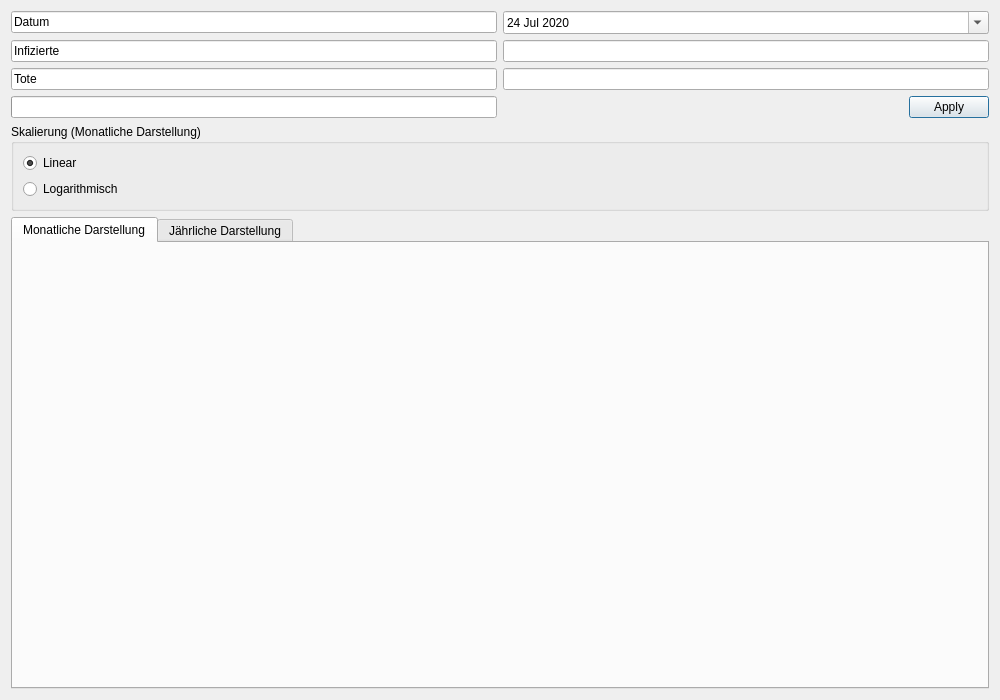
Qt form src/deutschland.ui (JosephBisso/Starlink) before a commit.
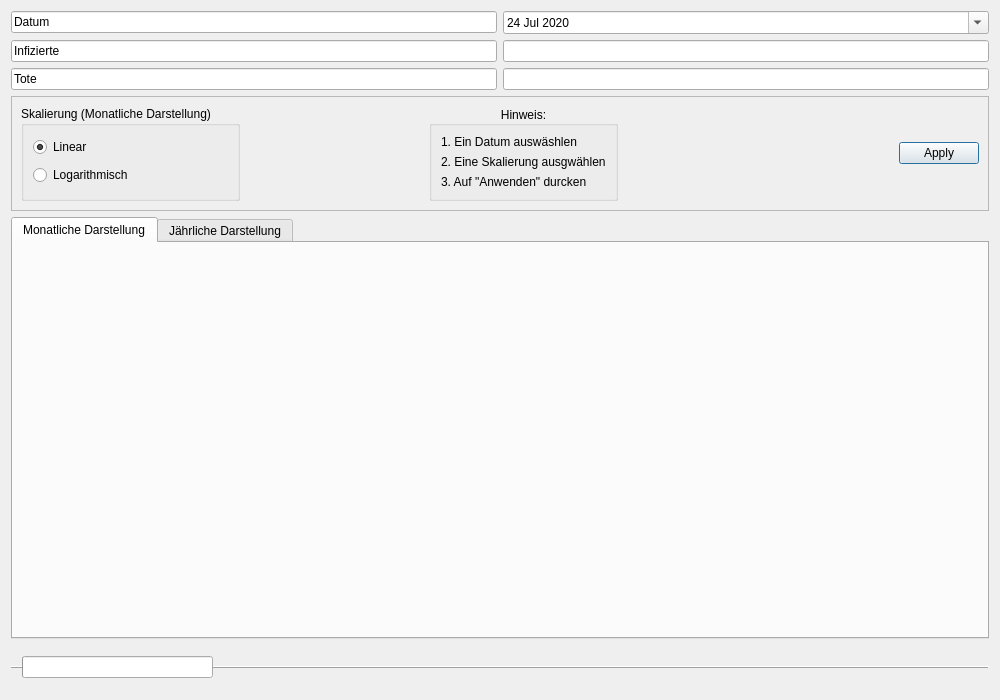
The same form after that commit.

Commit message:
Kleines Bug behoben. Ui bearbeitet
 Bug für Ungültige Daten behoben, bei dem das Programm abstürzte. Deutschland UI bearbeitet.

```diff
--- a/src/deutschland.ui
+++ b/src/deutschland.ui
@@ -13,18 +13,11 @@
   <property name="windowTitle">
    <string>Deutschland</string>
   </property>
-  <layout class="QVBoxLayout" name="verticalLayout_2">
-   <item>
+  <layout class="QGridLayout" name="gridLayout_3">
+   <item row="0" column="0">
     <layout class="QGridLayout" name="gridLayout">
-     <item row="6" column="3">
-      <widget class="QDialogButtonBox" name="buttonBox">
-       <property name="standardButtons">
-        <set>QDialogButtonBox::Apply</set>
-       </property>
-      </widget>
-     </item>
-     <item row="5" column="3">
-      <widget class="QLineEdit" name="lineEdit_6">
+     <item row="4" column="3">
+      <widget class="QLineEdit" name="lineEdit_4">
        <property name="readOnly">
         <bool>true</bool>
        </property>
@@ -40,8 +33,11 @@
        </property>
       </widget>
      </item>
-     <item row="4" column="3">
-      <widget class="QLineEdit" name="lineEdit_4">
+     <item row="5" column="0">
+      <widget class="QLineEdit" name="lineEdit_5">
+       <property name="text">
+        <string>Tote</string>
+       </property>
        <property name="readOnly">
         <bool>true</bool>
        </property>
@@ -57,6 +53,13 @@
        </property>
       </widget>
      </item>
+     <item row="5" column="3">
+      <widget class="QLineEdit" name="lineEdit_6">
+       <property name="readOnly">
+        <bool>true</bool>
+       </property>
+      </widget>
+     </item>
      <item row="2" column="3">
       <widget class="QDateEdit" name="dateEdit">
        <property name="readOnly">
@@ -96,67 +99,9 @@
        </property>
       </widget>
      </item>
-     <item row="5" column="0">
-      <widget class="QLineEdit" name="lineEdit_5">
-       <property name="text">
-        <string>Tote</string>
-       </property>
-       <property name="readOnly">
-        <bool>true</bool>
-       </property>
-      </widget>
-     </item>
-     <item row="6" column="0">
-      <widget class="QProgressBar" name="progressBar">
-       <property name="value">
-        <number>0</number>
-       </property>
-       <property name="textVisible">
-        <bool>false</bool>
-       </property>
-       <property name="orientation">
-        <enum>Qt::Horizontal</enum>
-       </property>
-      </widget>
-     </item>
     </layout>
    </item>
-   <item>
-    <widget class="QGroupBox" name="groupBox">
-     <property name="enabled">
-      <bool>true</bool>
-     </property>
-     <property name="title">
-      <string>Skalierung (Monatliche Darstellung)</string>
-     </property>
-     <property name="flat">
-      <bool>false</bool>
-     </property>
-     <property name="checkable">
-      <bool>false</bool>
-     </property>
-     <layout class="QVBoxLayout" name="verticalLayout_6">
-      <item>
-       <widget class="QRadioButton" name="skalaLiear">
-        <property name="text">
-         <string>Linear</string>
-        </property>
-        <property name="checked">
-         <bool>true</bool>
-        </property>
-       </widget>
-      </item>
-      <item>
-       <widget class="QRadioButton" name="skalaLogarithm">
-        <property name="text">
-         <string>Logarithmisch</string>
-        </property>
-       </widget>
-      </item>
-     </layout>
-    </widget>
-   </item>
-   <item>
+   <item row="5" column="0">
     <layout class="QVBoxLayout" name="verticalLayout">
      <item>
       <widget class="QTabWidget" name="tabWidget">
@@ -187,6 +132,209 @@
      </item>
     </layout>
    </item>
+   <item row="2" column="0">
+    <widget class="QFrame" name="frame">
+     <property name="frameShape">
+      <enum>QFrame::StyledPanel</enum>
+     </property>
+     <property name="frameShadow">
+      <enum>QFrame::Raised</enum>
+     </property>
+     <layout class="QGridLayout" name="gridLayout_4">
+      <item row="0" column="0">
+       <widget class="QGroupBox" name="groupBox">
+        <property name="enabled">
+         <bool>true</bool>
+        </property>
+        <property name="title">
+         <string>Skalierung (Monatliche Darstellung)</string>
+        </property>
+        <property name="flat">
+         <bool>false</bool>
+        </property>
+        <property name="checkable">
+         <bool>false</bool>
+        </property>
+        <layout class="QVBoxLayout" name="verticalLayout_6">
+         <item>
+          <widget class="QRadioButton" name="skalaLiear">
+           <property name="text">
+            <string>Linear</string>
+           </property>
+           <property name="checked">
+            <bool>true</bool>
+           </property>
+          </widget>
+         </item>
+         <item>
+          <widget class="QRadioButton" name="skalaLogarithm">
+           <property name="text">
+            <string>Logarithmisch</string>
+           </property>
+          </widget>
+         </item>
+        </layout>
+       </widget>
+      </item>
+      <item row="0" column="6">
+       <widget class="QDialogButtonBox" name="buttonBox">
+        <property name="standardButtons">
+         <set>QDialogButtonBox::Apply</set>
+        </property>
+        <property name="centerButtons">
+         <bool>false</bool>
+        </property>
+       </widget>
+      </item>
+      <item row="0" column="4">
+       <widget class="QGroupBox" name="groupBox_2">
+        <property name="title">
+         <string>Hinweis:</string>
+        </property>
+        <property name="alignment">
+         <set>Qt::AlignCenter</set>
+        </property>
+        <property name="flat">
+         <bool>false</bool>
+        </property>
+        <layout class="QGridLayout" name="gridLayout_6">
+         <item row="0" column="0">
+          <widget class="QLabel" name="label">
+           <property name="text">
+            <string>1. Ein Datum auswäshlen</string>
+           </property>
+          </widget>
+         </item>
+         <item row="1" column="0">
+          <widget class="QLabel" name="label_2">
+           <property name="text">
+            <string>2. Eine Skalierung ausgwählen</string>
+           </property>
+          </widget>
+         </item>
+         <item row="2" column="0">
+          <widget class="QLabel" name="label_3">
+           <property name="text">
+            <string>3. Auf &quot;Anwenden&quot; durcken</string>
+           </property>
+          </widget>
+         </item>
+        </layout>
+       </widget>
+      </item>
+      <item row="0" column="1">
+       <spacer name="horizontalSpacer">
+        <property name="orientation">
+         <enum>Qt::Horizontal</enum>
+        </property>
+        <property name="sizeHint" stdset="0">
+         <size>
+          <width>40</width>
+          <height>20</height>
+         </size>
+        </property>
+       </spacer>
+      </item>
+      <item row="0" column="2">
+       <widget class="Line" name="line">
+        <property name="orientation">
+         <enum>Qt::Horizontal</enum>
+        </property>
+       </widget>
+      </item>
+      <item row="0" column="5">
+       <spacer name="horizontalSpacer_2">
+        <property name="orientation">
+         <enum>Qt::Horizontal</enum>
+        </property>
+        <property name="sizeHint" stdset="0">
+         <size>
+          <width>40</width>
+          <height>20</height>
+         </size>
+        </property>
+       </spacer>
+      </item>
+     </layout>
+    </widget>
+   </item>
+   <item row="6" column="0">
+    <widget class="QFrame" name="frame_2">
+     <property name="frameShape">
+      <enum>QFrame::HLine</enum>
+     </property>
+     <property name="frameShadow">
+      <enum>QFrame::Raised</enum>
+     </property>
+     <layout class="QGridLayout" name="gridLayout_5">
+      <item row="0" column="3">
+       <spacer name="horizontalSpacer_4">
+        <property name="orientation">
+         <enum>Qt::Horizontal</enum>
+        </property>
+        <property name="sizeHint" stdset="0">
+         <size>
+          <width>40</width>
+          <height>20</height>
+         </size>
+        </property>
+       </spacer>
+      </item>
+      <item row="0" column="0">
+       <widget class="QProgressBar" name="progressBar">
+        <property name="value">
+         <number>0</number>
+        </property>
+        <property name="textVisible">
+         <bool>false</bool>
+        </property>
+        <property name="orientation">
+         <enum>Qt::Horizontal</enum>
+        </property>
+       </widget>
+      </item>
+      <item row="0" column="4">
+       <spacer name="horizontalSpacer_3">
+        <property name="orientation">
+         <enum>Qt::Horizontal</enum>
+        </property>
+        <property name="sizeHint" stdset="0">
+         <size>
+          <width>40</width>
+          <height>20</height>
+         </size>
+        </property>
+       </spacer>
+      </item>
+      <item row="0" column="2">
+       <spacer name="horizontalSpacer_5">
+        <property name="orientation">
+         <enum>Qt::Horizontal</enum>
+        </property>
+        <property name="sizeHint" stdset="0">
+         <size>
+          <width>40</width>
+          <height>20</height>
+         </size>
+        </property>
+       </spacer>
+      </item>
+      <item row="0" column="1">
+       <spacer name="horizontalSpacer_6">
+        <property name="orientation">
+         <enum>Qt::Horizontal</enum>
+        </property>
+        <property name="sizeHint" stdset="0">
+         <size>
+          <width>40</width>
+          <height>20</height>
+         </size>
+        </property>
+       </spacer>
+      </item>
+     </layout>
+    </widget>
+   </item>
   </layout>
  </widget>
  <resources/>
```
The commit also changes 1 other file.
